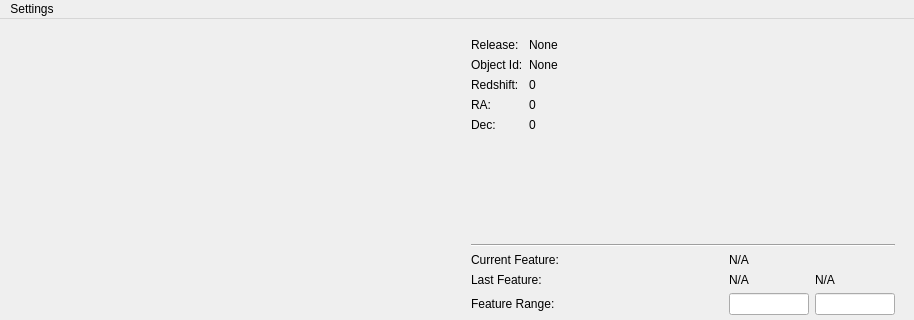
First picture: the form in spec_analysis/app/gui_layouts/mainwindow.ui, repository mwvgroup/SN-Spectral-Evolution, before the edit; both pictures show x 0 to 914 and y 0 to 320 of the 914 by 650 pixel window.
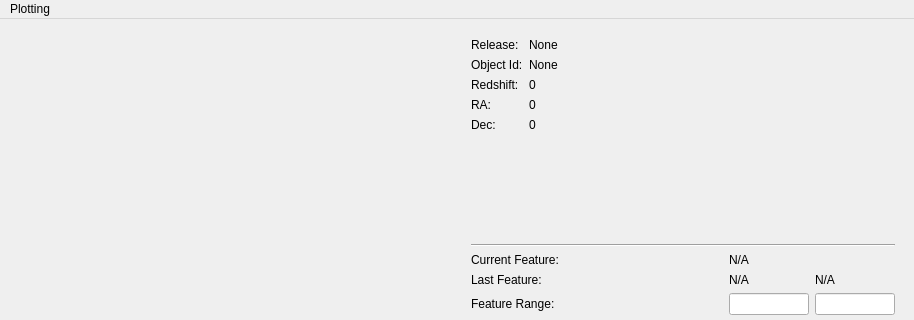
Second picture: the form after the edit. Custom widgets are drawn as their Qt base class.

What changed in the file:
```diff
--- a/spec_analysis/app/gui_layouts/mainwindow.ui
+++ b/spec_analysis/app/gui_layouts/mainwindow.ui
@@ -353,13 +353,13 @@
      <height>22</height>
     </rect>
    </property>
-   <widget class="QMenu" name="menuSettings">
+   <widget class="QMenu" name="menuPlotting">
     <property name="title">
-     <string>Settings</string>
+     <string>Plotting</string>
     </property>
     <addaction name="actionReset_Plot"/>
    </widget>
-   <addaction name="menuSettings"/>
+   <addaction name="menuPlotting"/>
   </widget>
   <widget class="QStatusBar" name="statusbar"/>
   <action name="actionReset_Plot">
```
Left out of the diff: 15 changed lines with no effect on the pictures.
